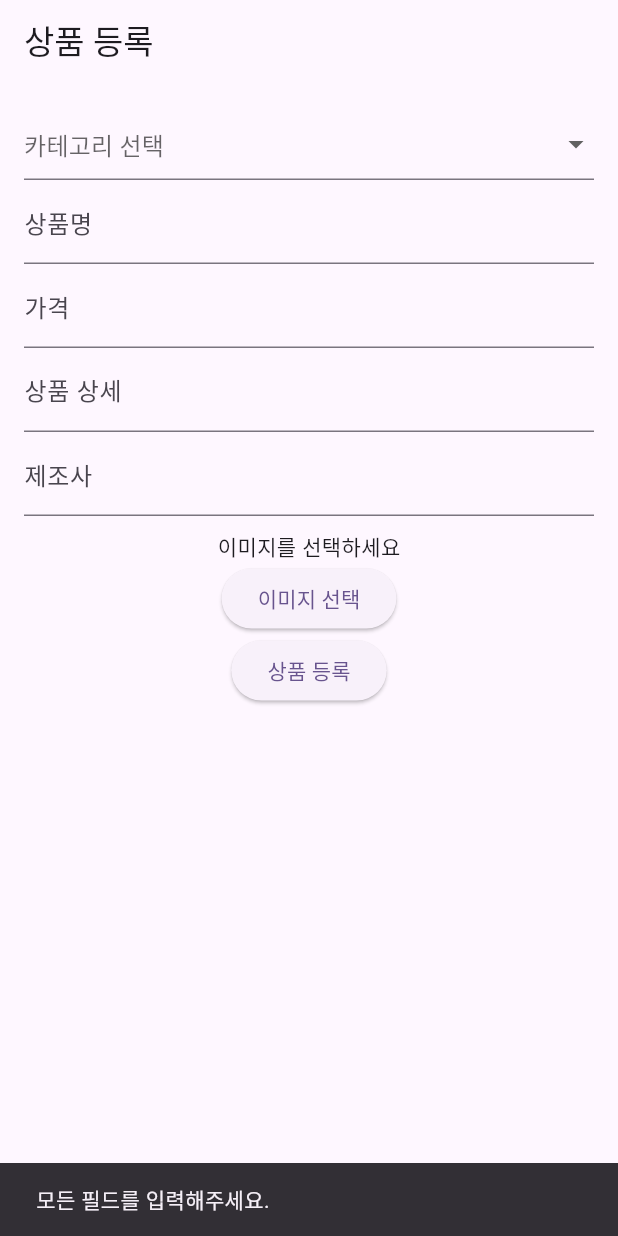
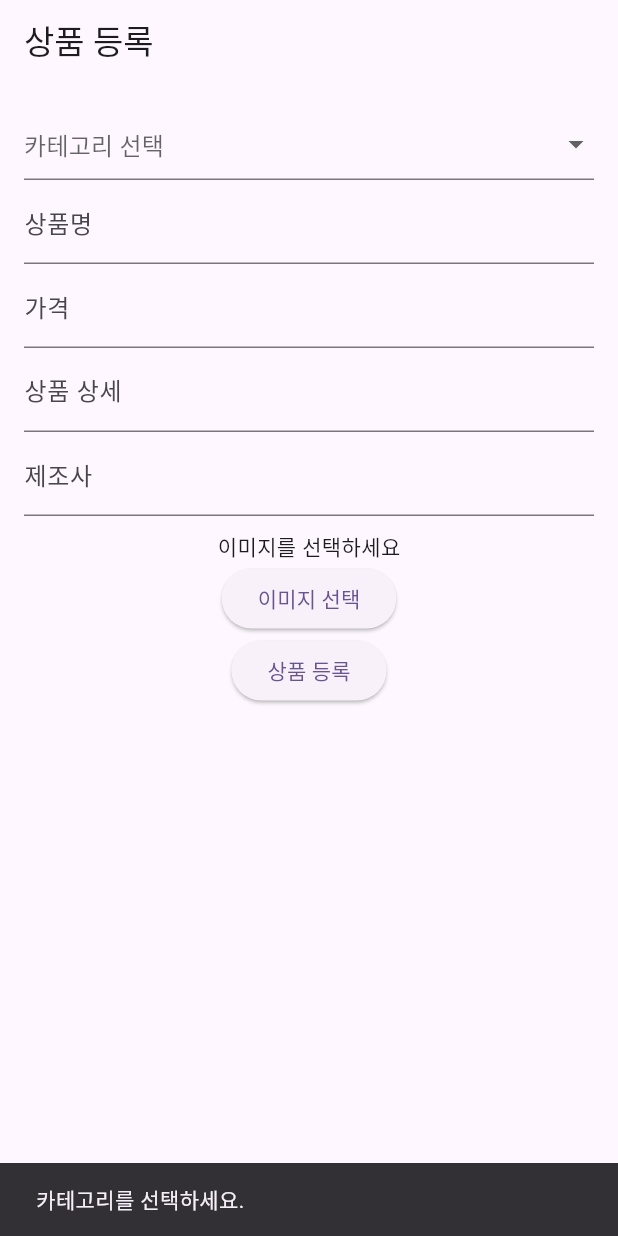
Before and after one commit to donghun-ha/SUmartPick, a Flutter app: the screen it shows after launch, after a tap on "상품 등록", on a phone screen of 412 x 824 dp. Run offline on Flutter 3.47's test engine with Material 3 defaults, Android fonts, the phone set to English and light mode, and no system bars; our stand-ins replace file_picker, firebase_core, get, responsive_framework; accounts and stored records are empty; statements that could not run were skipped.

```diff
--- a/sumartpick_web/lib/view/test.dart
+++ b/sumartpick_web/lib/view/test.dart
@@ -1,6 +1,5 @@
 import 'dart:convert';
 import 'dart:typed_data';
-
 import 'package:file_picker/file_picker.dart';
 import 'package:flutter/material.dart';
 import 'package:http/http.dart' as http;
@@ -13,7 +12,7 @@ class Test extends StatefulWidget {
 }
 
 class _TestState extends State<Test> {
-    final TextEditingController _nameController = TextEditingController();
+  final TextEditingController _nameController = TextEditingController();
   final TextEditingController _priceController = TextEditingController();
   final TextEditingController _detailController = TextEditingController();
   final TextEditingController _manufacturerController = TextEditingController();
@@ -22,6 +21,7 @@ class _TestState extends State<Test> {
   Uint8List? _imageBytes;
   String? _base64Image;
 
+  // ✅ 카테고리 맵 (Flutter에서도 유지)
   final Map<int, String> categoryMap = {
     4: "가구",
     5: "기타",
@@ -42,30 +42,39 @@ class _TestState extends State<Test> {
         _imageBytes = result.files.first.bytes;
         _base64Image = base64Encode(_imageBytes!);
       });
+      print("📷 Base64 Image: $_base64Image");
     }
   }
 
   Future<void> _uploadProduct() async {
-    print(_selectedCategory);
-    if (_base64Image == null ||
-        _selectedCategory == null ||
-        _nameController.text.isEmpty ||
+    if (_selectedCategory == null) {
+      ScaffoldMessenger.of(context).showSnackBar(SnackBar(content: Text("카테고리를 선택하세요.")));
+      return;
+    }
+
+    if (_base64Image == null || _base64Image!.isEmpty) {
+      ScaffoldMessenger.of(context).showSnackBar(SnackBar(content: Text("이미지를 선택하세요.")));
+      return;
+    }
+
+    if (_nameController.text.isEmpty ||
         _priceController.text.isEmpty ||
         _detailController.text.isEmpty ||
         _manufacturerController.text.isEmpty) {
-      ScaffoldMessenger.of(context).showSnackBar(
-          SnackBar(content: Text("모든 필드를 입력해주세요.")));
+      ScaffoldMessenger.of(context).showSnackBar(SnackBar(content: Text("모든 필드를 입력해주세요.")));
       return;
     }
 
     final Map<String, dynamic> productData = {
-      "Category_ID": _selectedCategory,
+      "Category_ID": _selectedCategory!,
       "name": _nameController.text,
-      "base64_image": _base64Image,
-      "price": int.parse(_priceController.text),
+      "base64_image": _base64Image,  // ✅ Firebase Storage 업로드용 Base64 이미지
+      "price": int.tryParse(_priceController.text) ?? 0,
       "detail": _detailController.text,
       "manufacturer": _manufacturerController.text
     };
+
+    print("📤 Sending Product Data: ${jsonEncode(productData)}");
 
     final response = await http.post(
       Uri.parse("https://fastapi.sumartpick.shop/insert_products"),
@@ -73,12 +82,13 @@ class _TestState extends State<Test> {
       body: jsonEncode(productData),
     );
 
+    print("📥 Response status: ${response.statusCode}");
+    print("📥 Response body: ${response.body}");
+
     if (response.statusCode == 200) {
-      ScaffoldMessenger.of(context)
-          .showSnackBar(SnackBar(content: Text("상품이 성공적으로 등록되었습니다.")));
+      ScaffoldMessenger.of(context).showSnackBar(SnackBar(content: Text("상품이 성공적으로 등록되었습니다.")));
     } else {
-      ScaffoldMessenger.of(context)
-          .showSnackBar(SnackBar(content: Text("상품 등록 실패")));
+      ScaffoldMessenger.of(context).showSnackBar(SnackBar(content: Text("상품 등록 실패: ${response.body}")));
     }
   }
 
@@ -93,10 +103,10 @@ class _TestState extends State<Test> {
             DropdownButtonFormField<int>(
               value: _selectedCategory,
               hint: Text("카테고리 선택"),
-              items: categoryMap.keys.map((int key) {
+              items: categoryMap.entries.map((entry) {
                 return DropdownMenuItem<int>(
-                  value: key,
-                  child: Text(categoryMap[key]!)
+                  value: entry.key,
+                  child: Text(entry.value)
                 );
               }).toList(),
               onChanged: (value) {
@@ -110,9 +120,7 @@ class _TestState extends State<Test> {
             TextField(controller: _detailController, decoration: InputDecoration(labelText: "상품 상세")),
             TextField(controller: _manufacturerController, decoration: InputDecoration(labelText: "제조사")),
             SizedBox(height: 10),
-            _imageBytes == null
-                ? Text("이미지를 선택하세요")
-                : Image.memory(_imageBytes!, height: 100),
+            _imageBytes == null ? Text("이미지를 선택하세요") : Image.memory(_imageBytes!, height: 100),
             ElevatedButton(onPressed: _pickImage, child: Text("이미지 선택")),
             ElevatedButton(onPressed: _uploadProduct, child: Text("상품 등록")),
           ],
```
Also changed, not shown: 1 other file.
